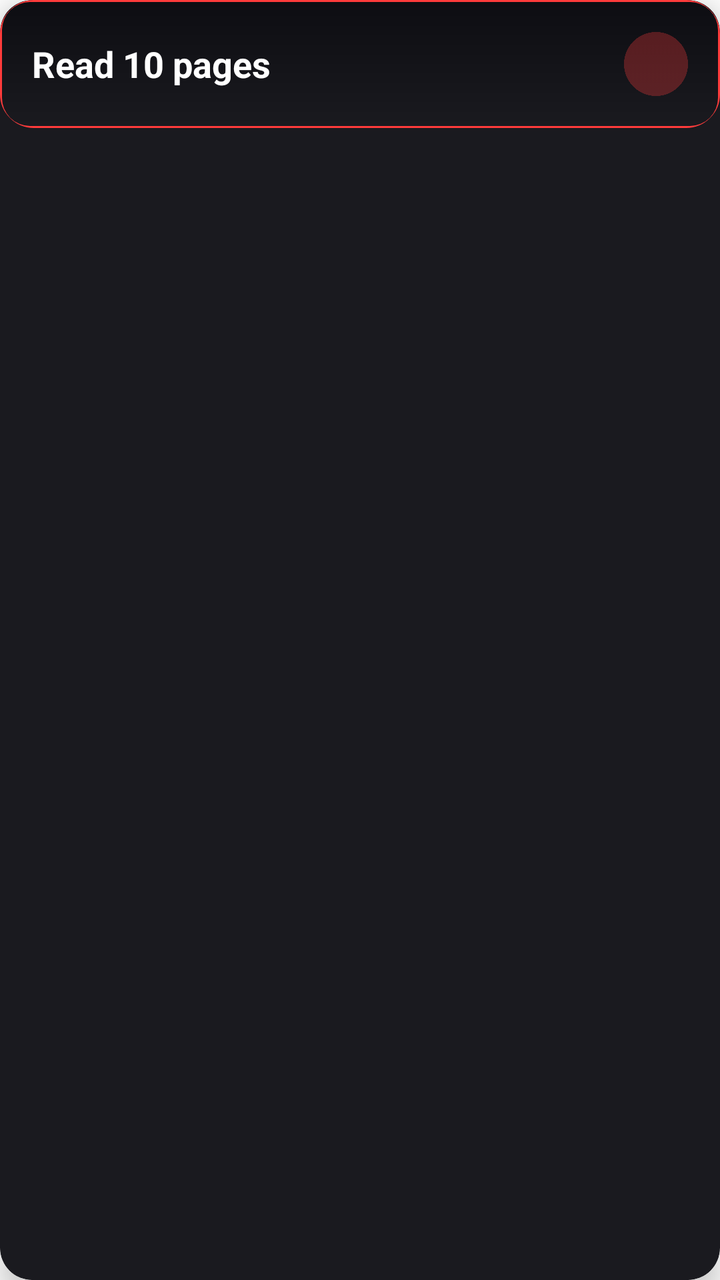
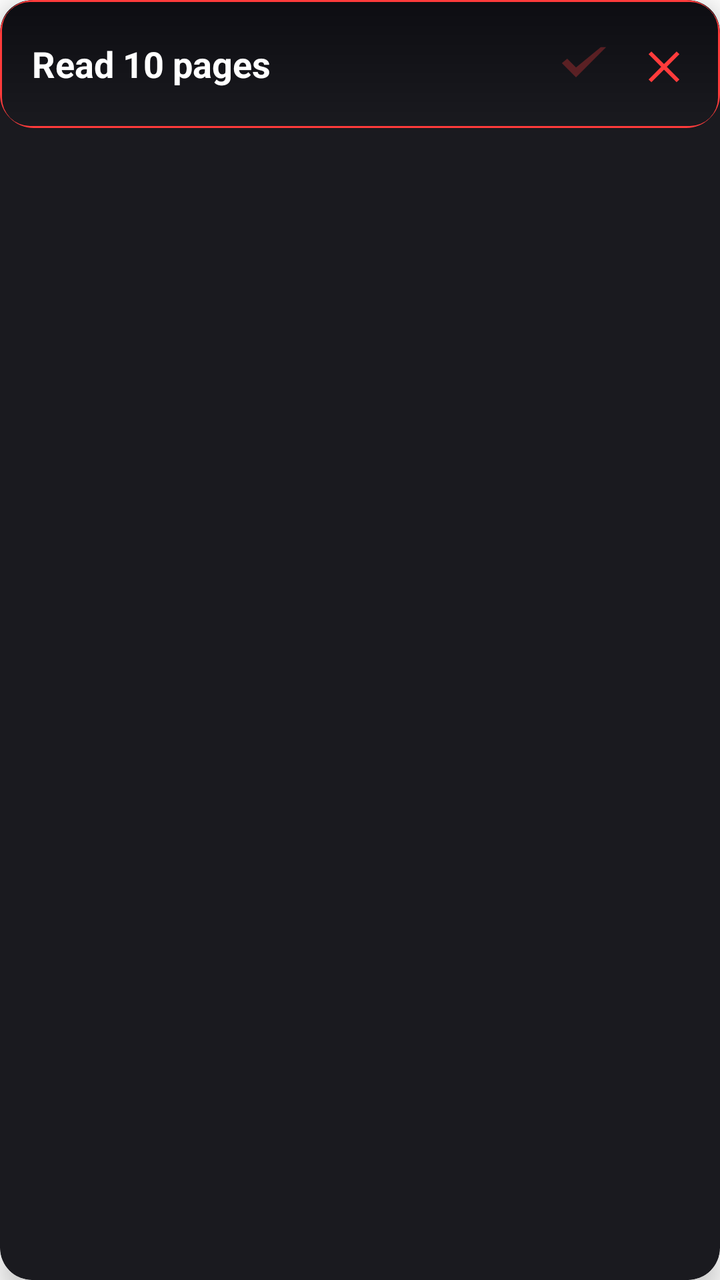

An Android layout rendered at two revisions. The XML below is the earlier revision; the diff shows what the commit changed to produce the second picture.
<!-- AndroidManifest.xml: application theme Theme.HabitQ -->
<!-- res/layout/item_habit.xml -->
<androidx.cardview.widget.CardView xmlns:android="http://schemas.android.com/apk/res/android"
    xmlns:app="http://schemas.android.com/apk/res-auto"
    android:layout_width="match_parent"
    android:layout_height="wrap_content"
    android:layout_marginVertical="6dp"
    app:cardCornerRadius="16dp"
    app:cardElevation="8dp"
    app:cardBackgroundColor="#1A1A1F">

    <LinearLayout
        android:orientation="horizontal"
        android:padding="16dp"
        android:layout_width="match_parent"
        android:layout_height="wrap_content"
        android:gravity="center_vertical"
        android:background="@drawable/habit_item_glow_bg">

        
        <TextView
            android:id="@+id/habitName"
            android:layout_width="0dp"
            android:layout_height="wrap_content"
            android:layout_weight="1"
            android:text="@string/read_10_pages"
            android:textSize="18sp"
            android:textColor="#FFFFFF"
            android:textStyle="bold"/>

        
        <ImageView
            android:id="@+id/checkIcon"
            android:layout_width="32dp"
            android:layout_height="32dp"
            android:src="@drawable/check"
            android:alpha="0.3"
            app:tint="#FF3B3B" />
    </LinearLayout>

</androidx.cardview.widget.CardView>
<!-- resources referenced by this layout -->
<resources>
  <!-- drawable check: png bitmap (drawable, 20742 bytes) -->
  <!-- drawable habit_item_glow_bg (drawable) -->
  <?xml version="1.0" encoding="utf-8"?>
  <layer-list xmlns:android="http://schemas.android.com/apk/res/android">
  
      
      <item>
          <shape android:shape="rectangle">
              <solid android:color="#1A1A1F" />
              <stroke android:width="2dp" android:color="#FF3B3B" />
              <corners android:radius="16dp" />
          </shape>
      </item>
  
      
      <item android:left="1dp" android:top="1dp" android:right="1dp" android:bottom="1dp">
          <shape android:shape="rectangle">
              <gradient
                  android:startColor="#1A1A1F"
                  android:endColor="#0D0D12"
                  android:angle="90" />
              <corners android:radius="14dp" />
          </shape>
      </item>
  
  </layer-list>
  <string name="read_10_pages">Read 10 pages</string>
  <style name="Theme.HabitQ" parent="Theme.MaterialComponents.DayNight.DarkActionBar">
          
          <item name="colorPrimary">@color/purple_500</item>
          <item name="colorPrimaryVariant">@color/purple_700</item>
          <item name="colorOnPrimary">@color/white</item>
          
          <item name="colorSecondary">@color/teal_200</item>
          <item name="colorSecondaryVariant">@color/teal_700</item>
          <item name="colorOnSecondary">@color/black</item>
          
          <item name="android:statusBarColor">?attr/colorPrimaryVariant</item>
          
      </style>
  <color name="purple_500">#FF6200EE</color>
  <color name="purple_700">#FF3700B3</color>
  <color name="white">#FFFFFF</color>
  <color name="teal_200">#FF03DAC5</color>
  <color name="teal_700">#FF018786</color>
  <color name="black">#FF000000</color>
</resources>

<!-- the commit's change to res/layout/item_habit.xml (unified diff, before → after) -->
@@ -15,25 +15,37 @@
         android:gravity="center_vertical"
         android:background="@drawable/habit_item_glow_bg">
 
-        
         <TextView
             android:id="@+id/habitName"
             android:layout_width="0dp"
             android:layout_height="wrap_content"
             android:layout_weight="1"
             android:text="@string/read_10_pages"
+            android:textColor="#FFFFFF"
             android:textSize="18sp"
-            android:textColor="#FFFFFF"
-            android:textStyle="bold"/>
+            android:textStyle="bold" />
 
-        
+
         <ImageView
             android:id="@+id/checkIcon"
             android:layout_width="32dp"
             android:layout_height="32dp"
-            android:src="@drawable/check"
             android:alpha="0.3"
+            android:contentDescription="@string/todo"
+            android:src="@drawable/ic_check"
             app:tint="#FF3B3B" />
+
+        <ImageView
+            android:id="@+id/deleteIcon"
+            android:layout_width="24dp"
+            android:layout_height="24dp"
+            android:layout_marginStart="12dp"
+            android:src="@drawable/ic_close"
+            android:contentDescription="@string/delete_habit_ic"
+            android:clickable="true"
+            android:focusable="true"
+            app:tint="@color/accent_red" />
+
     </LinearLayout>
 
 </androidx.cardview.widget.CardView>
<!-- resource entries referenced after the edit -->
@@ -1,6 +1,6 @@
 <!-- resources referenced by this layout -->
 <resources>
-  <!-- drawable check: png bitmap (drawable, 20742 bytes) -->
+  <color name="accent_red">#FF3B3B</color>
   <!-- drawable habit_item_glow_bg (drawable) -->
   <?xml version="1.0" encoding="utf-8"?>
   <layer-list xmlns:android="http://schemas.android.com/apk/res/android">
@@ -26,7 +26,42 @@
       </item>
   
   </layer-list>
+  <!-- drawable ic_check (drawable) -->
+  <vector xmlns:android="http://schemas.android.com/apk/res/android"
+      android:width="24dp"
+      android:height="24dp"
+      android:viewportWidth="24"
+      android:viewportHeight="24">
+      <path
+          android:fillColor="#FF3B3B"
+          android:pathData="M20.29,5.71L9,17l-5.29-5.29L5.71,10l3.29,3.29L18.29,5.71z"/>
+  </vector>
+  <!-- drawable ic_close (drawable) -->
+  <vector xmlns:android="http://schemas.android.com/apk/res/android"
+      android:width="24dp"
+      android:height="24dp"
+      android:viewportWidth="24"
+      android:viewportHeight="24">
+  
+      <path
+          android:fillColor="#FF3B3B"
+          android:pathData="M18.3,5.71
+      L12,12
+      L5.71,5.71
+      L4.29,7.12
+      L10.59,13.41
+      L4.29,19.71
+      L5.71,21.12
+      L12,14.83
+      L18.29,21.12
+      L19.71,19.71
+      L13.41,13.41
+      L19.71,7.12
+      Z"/>
+  </vector>
+  <string name="delete_habit_ic">Delete habit</string>
   <string name="read_10_pages">Read 10 pages</string>
+  <string name="todo">TODO</string>
   <style name="Theme.HabitQ" parent="Theme.MaterialComponents.DayNight.DarkActionBar">
           
           <item name="colorPrimary">@color/purple_500</item>
